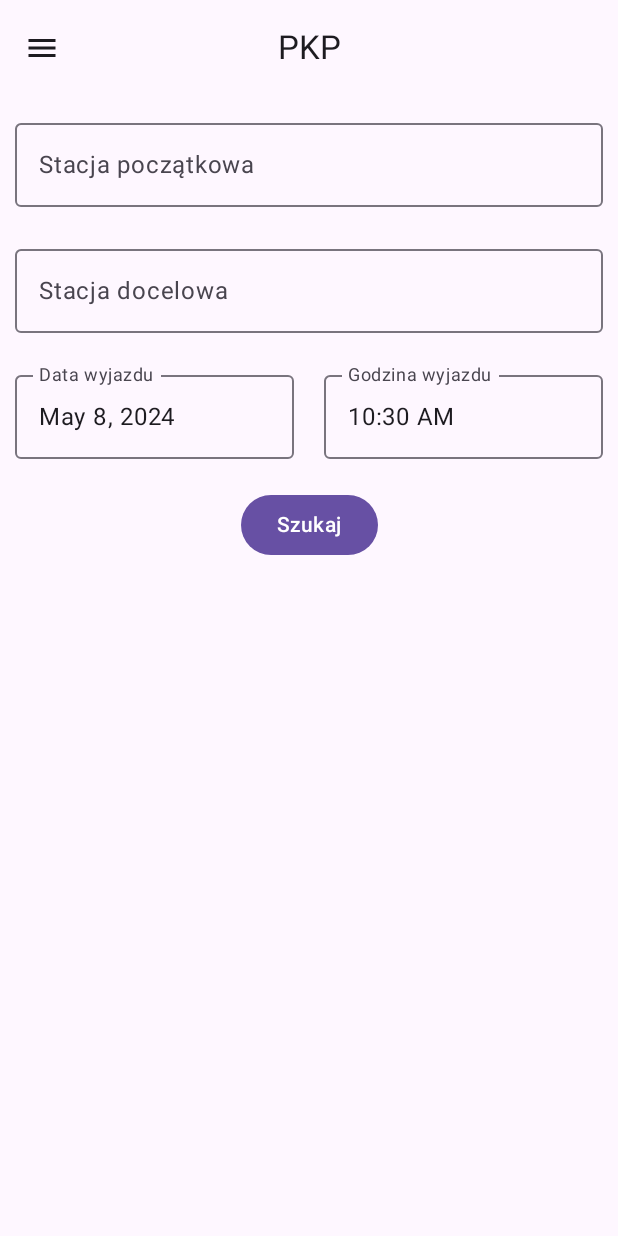
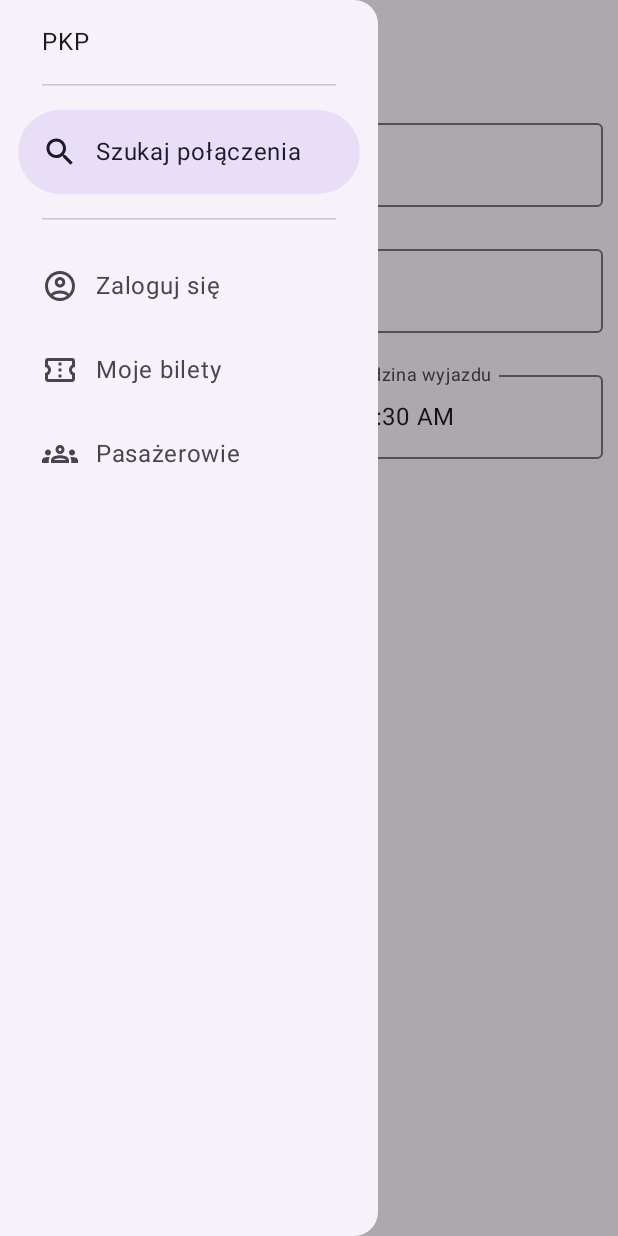
Before and after one commit to AdrianMiozga/Locoway-Android, an Android app built with Jetpack Compose: the screen it shows after launch (MainActivity), after a tap on "Menu", on a phone screen of 412 x 824 dp. Run offline under Robolectric (Android 15) with nearby library versions, the phone set to English and light mode, and no system bars.

Commit message:
Add navigation drawer

```diff
--- a/app/src/main/java/com/wentura/pkp_android/ui/PKPApp.kt
+++ b/app/src/main/java/com/wentura/pkp_android/ui/PKPApp.kt
@@ -3,29 +3,98 @@ package com.wentura.pkp_android.ui
 import Home
 import androidx.compose.foundation.layout.fillMaxSize
 import androidx.compose.foundation.layout.padding
+import androidx.compose.foundation.layout.width
 import androidx.compose.material.icons.Icons
 import androidx.compose.material.icons.filled.Menu
+import androidx.compose.material.icons.filled.Search
+import androidx.compose.material.icons.outlined.AccountCircle
 import androidx.compose.material3.CenterAlignedTopAppBar
+import androidx.compose.material3.DrawerValue
 import androidx.compose.material3.ExperimentalMaterial3Api
+import androidx.compose.material3.HorizontalDivider
 import androidx.compose.material3.Icon
 import androidx.compose.material3.IconButton
+import androidx.compose.material3.ModalDrawerSheet
+import androidx.compose.material3.ModalNavigationDrawer
+import androidx.compose.material3.NavigationDrawerItem
 import androidx.compose.material3.Scaffold
 import androidx.compose.material3.Text
+import androidx.compose.material3.rememberDrawerState
 import androidx.compose.runtime.Composable
+import androidx.compose.runtime.rememberCoroutineScope
 import androidx.compose.ui.Modifier
+import androidx.compose.ui.res.painterResource
 import androidx.compose.ui.res.stringResource
 import androidx.compose.ui.tooling.preview.Preview
+import androidx.compose.ui.unit.dp
 import com.wentura.pkp_android.R
 import com.wentura.pkp_android.ui.theme.PKPAndroidTheme
+import kotlinx.coroutines.launch
 
 @Composable
 @OptIn(ExperimentalMaterial3Api::class)
 fun PKPApp() {
+    val drawerState = rememberDrawerState(initialValue = DrawerValue.Closed)
+    val scope = rememberCoroutineScope()
+
+    ModalNavigationDrawer(drawerState = drawerState, drawerContent = {
+        ModalDrawerSheet(modifier = Modifier.width(252.dp)) {
+            Text(
+                stringResource(R.string.app_name),
+                modifier = Modifier.padding(start = 28.dp, end = 28.dp, top = 16.dp)
+            )
+
+            HorizontalDivider(modifier = Modifier.padding(horizontal = 28.dp, vertical = 16.dp))
+
+            NavigationDrawerItem(label = { Text(text = stringResource(R.string.connection_search)) },
+                icon = {
+                    Icon(
+                        imageVector = Icons.Filled.Search, contentDescription = null
+                    )
+                },
+                selected = true,
+                onClick = {},
+                modifier = Modifier.padding(horizontal = 12.dp)
+            )
+
+            HorizontalDivider(modifier = Modifier.padding(horizontal = 28.dp, vertical = 16.dp))
+
+            NavigationDrawerItem(label = { Text(text = stringResource(R.string.login)) }, icon = {
+                Icon(
+                    imageVector = Icons.Outlined.AccountCircle, contentDescription = null
+                )
+            }, selected = false, onClick = {}, modifier = Modifier.padding(horizontal = 12.dp))
+
+            NavigationDrawerItem(label = { Text(text = stringResource(R.string.my_tickets)) },
+                icon = {
+                    Icon(
+                        painter = painterResource(R.drawable.outline_confirmation_number_24),
+                        contentDescription = null
+                    )
+                },
+                selected = false,
+                onClick = {},
+                modifier = Modifier.padding(horizontal = 12.dp)
+            )
+
+            NavigationDrawerItem(label = { Text(text = stringResource(R.string.passengers)) },
+                icon = {
+                    Icon(
+                        painter = painterResource(R.drawable.outline_groups_24),
+                        contentDescription = null
+                    )
+                },
+                selected = false,
+                onClick = {},
+                modifier = Modifier.padding(horizontal = 12.dp)
+            )
+        }
+    }) {
         Scaffold(
             topBar = {
                 CenterAlignedTopAppBar(title = { Text(stringResource(R.string.app_name)) },
                     navigationIcon = {
-                    IconButton(onClick = {}) {
+                        IconButton(onClick = { scope.launch { drawerState.open() } }) {
                             Icon(
                                 imageVector = Icons.Filled.Menu,
                                 contentDescription = stringResource(R.string.menu)
@@ -39,6 +108,7 @@ fun PKPApp() {
             )
         }
     }
+}
 
 @Preview(showBackground = true, showSystemUi = true)
 @Composable
```
Also changed, not shown: app/src/main/java/com/wentura/pkp_android/ui/home/NavigationDrawer.kt (deleted, +0 -85 lines). Lines whose indentation alone changed are shown as unchanged.
